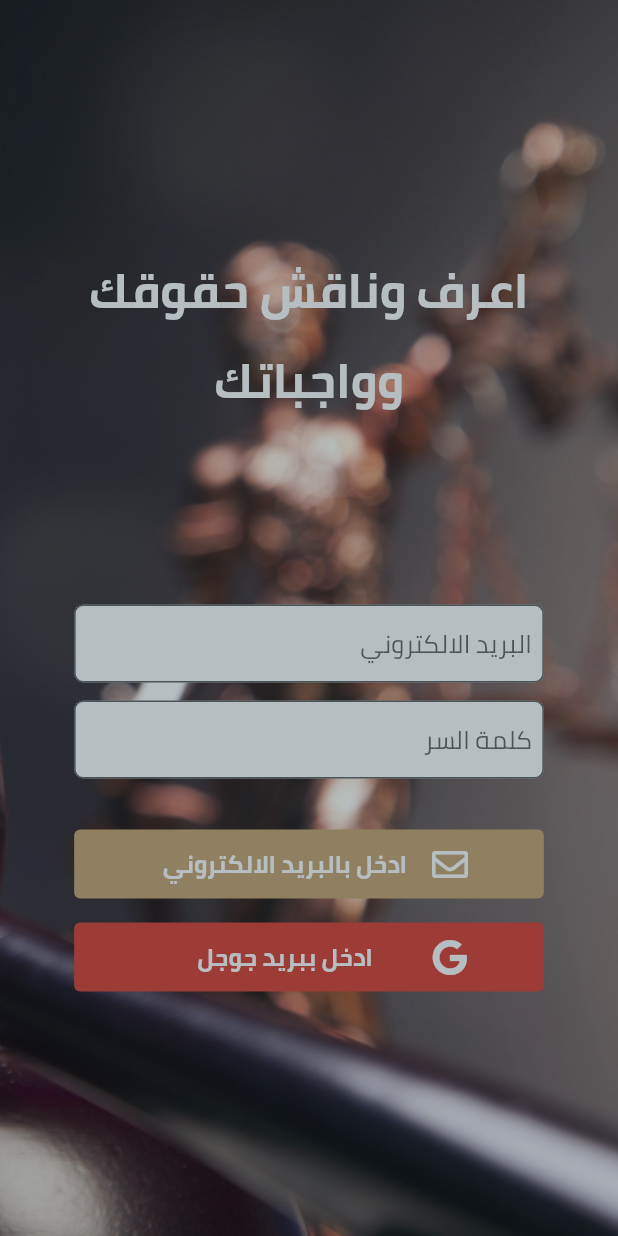
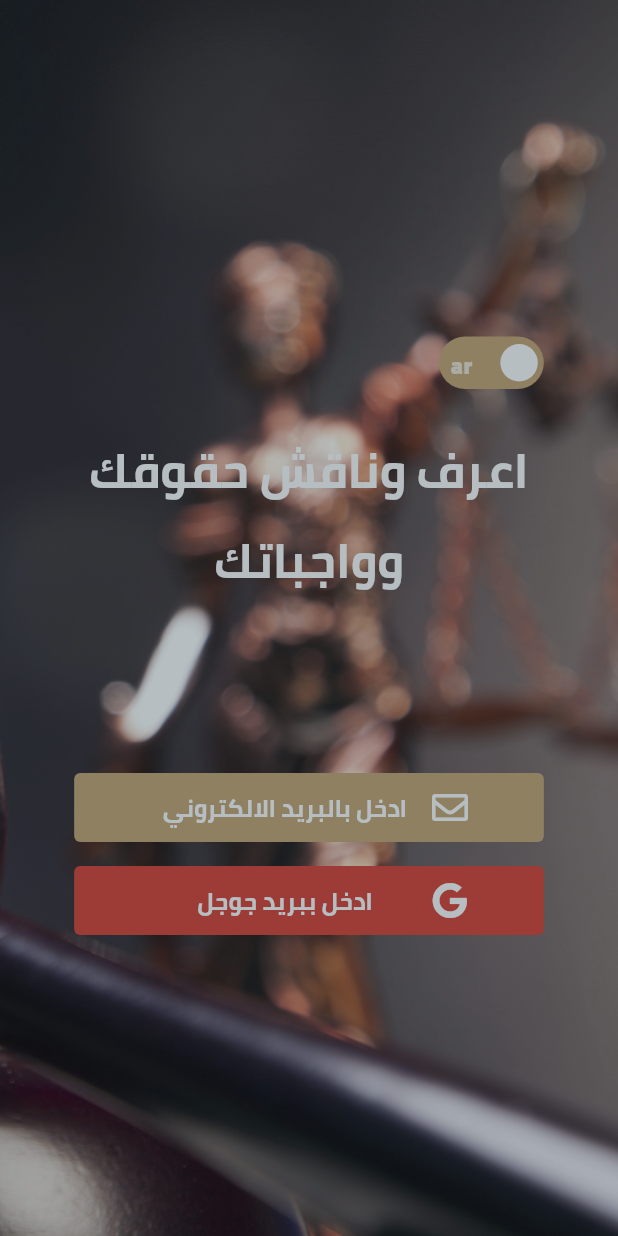
Before and after one commit to Ali-Elganzory/Lawgism, a Flutter app: the screen it shows after launch, on a phone screen of 412 x 824 dp. Run offline on Flutter 3.47's test engine with Material 2 defaults, Android fonts, the phone set to English and light mode, and no system bars; drawn by our look-alikes of flutter_switch; our stand-ins replace cached_network_image, cloud_firestore, firebase_auth, firebase_core, firebase_storage, font_awesome_flutter and 4 more; accounts and stored records are empty.

Commit message:
Finished App

```diff
--- a/lib/Controllers/locale_controller.dart
+++ b/lib/Controllers/locale_controller.dart
@@ -27,13 +27,13 @@ class LocaleController with ChangeNotifier {
 
   // BottomNavigationBarLabels
   static List<String> get bottomNavigationBarLabels =>
-      [lawsLabel, discussionLabel, messagesLabel, profileLabel];
+      [lawsLabel, discussionLabel, /* messagesLabel, */ profileLabel];
   static String get lawsLabel =>
       (_textValues[_currentLocale.languageCode]!)['Laws'] ?? '';
   static String get discussionLabel =>
       (_textValues[_currentLocale.languageCode]!)['Discussion'] ?? '';
-  static String get messagesLabel =>
-      (_textValues[_currentLocale.languageCode]!)['Messages'] ?? '';
+  // static String get messagesLabel =>
+  //     (_textValues[_currentLocale.languageCode]!)['Messages'] ?? '';
   static String get profileLabel =>
       (_textValues[_currentLocale.languageCode]!)['Profile'] ?? '';
 
@@ -75,6 +75,11 @@ class LocaleController with ChangeNotifier {
       'Submit': 'Submit',
       'Asked on ': 'Asked on ',
       'Answers': 'Answers',
+      'Answer': 'Answer',
+      'New Answer': 'New Answer',
+      'Write your answer...': 'Write your answer...',
+      'Answered on': 'Answered on',
+      'Unnamed': 'Unnamed',
     },
     'ar': {
       'Know your Rights and Responsibilities': 'اعرف وناقش حقوقك وواجباتك',
@@ -112,6 +117,11 @@ class LocaleController with ChangeNotifier {
       'Submit': 'ابعت',
       'Asked on ': 'سُؤِلَ في ',
       'Answers': 'أجوبة',
+      'Answer': 'إجابة',
+      'New Answer': 'إجابة جديدة',
+      'Write your answer...': 'اكتب إجابتك هنا...',
+      'Answered on': 'جاوب في',
+      'Unnamed': 'بدون اسم',
     }
   };
 }
--- a/lib/Controllers/navigation_controller.dart
+++ b/lib/Controllers/navigation_controller.dart
@@ -22,7 +22,7 @@ class NavigationController with ChangeNotifier {
   final List<Widget> _pages = [
     LawsPage(),
     DiscussionPage(),
-    LawsPage(),
+    // LawsPage(),
     ProfilePage(),
   ];
 
@@ -61,7 +61,7 @@ class NavigationController with ChangeNotifier {
   static const List<Icon> _navBarIcons = [
     Icon(FontAwesomeIcons.balanceScale),
     Icon(Icons.chat_outlined),
-    Icon(FontAwesomeIcons.envelope),
+    // Icon(FontAwesomeIcons.envelope),
     Icon(Icons.person_outline),
   ];
 
--- a/lib/Utils/validators/email_validator.dart
+++ b/lib/Utils/validators/email_validator.dart
@@ -1,5 +1,5 @@
-String? validateEmail(String email) {
-  if (email.isEmpty) return "* required";
+String? validateEmail(String? email) {
+  if (email == null || email.isEmpty) return "* required";
   if (!email.contains('@')) return "Please, enter a valid email.";
   if (email.lastIndexOf('@') > email.lastIndexOf('.'))
     return "Please, enter a valid email.";
--- a/lib/Views/auth_page/auth_page.dart
+++ b/lib/Views/auth_page/auth_page.dart
@@ -1,10 +1,13 @@
 import 'package:flutter/material.dart';
 
+import 'package:provider/provider.dart';
+import 'package:flutter_switch/flutter_switch.dart';
 import 'package:font_awesome_flutter/font_awesome_flutter.dart';
-import 'package:lawgism/Controllers/auth_controller.dart';
 
 import 'package:lawgism/Controllers/locale_controller.dart';
-import 'package:provider/provider.dart';
+import 'package:lawgism/Controllers/auth_controller.dart';
+import 'package:lawgism/Utils/validators/email_validator.dart';
+import 'package:lawgism/Utils/validators/password_validator.dart';
 
 class AuthPage extends StatefulWidget {
   static const routeName = "/Auth";
@@ -14,19 +17,24 @@ class AuthPage extends StatefulWidget {
 }
 
 class _AuthPageState extends State<AuthPage> {
-  static const double maxFormHeight = 120;
-  double formHeight = 120;
+  static const double maxFormHeight = 180;
+  double formHeight = 0;
+
+  final GlobalKey<FormState> _formKey = GlobalKey<FormState>();
 
   @override
   Widget build(BuildContext context) {
     final Size sz = MediaQuery.of(context).size;
+    final double sh = sz.height;
     final double sw = sz.width;
 
     final AuthController _authController =
         Provider.of<AuthController>(context, listen: false);
 
     return Scaffold(
-      body: Container(
+      body: SingleChildScrollView(
+        child: Container(
+          height: sh,
           decoration: BoxDecoration(
             image: DecorationImage(
               image: AssetImage("assets/images/justice_cover.jpg"),
@@ -43,6 +51,27 @@ class _AuthPageState extends State<AuthPage> {
               mainAxisAlignment: MainAxisAlignment.center,
               crossAxisAlignment: CrossAxisAlignment.center,
               children: [
+                Row(
+                  children: [
+                    Container(
+                      height: 0.1 * sh,
+                      child: FlutterSwitch(
+                        value: LocaleController.isArabic,
+                        onToggle: (bool v) {
+                          Provider.of<LocaleController>(context, listen: false)
+                              .switchLocale();
+                        },
+                        activeText: "ar",
+                        inactiveText: "en",
+                        showOnOff: true,
+                        activeColor: Theme.of(context).accentColor,
+                        inactiveColor: Theme.of(context).accentColor,
+                        padding: 4,
+                        valueFontSize: 16,
+                      ),
+                    ),
+                  ],
+                ),
                 Text(
                   "Know your Rights and Responsibilities".tr,
                   textAlign: TextAlign.center,
@@ -52,8 +81,8 @@ class _AuthPageState extends State<AuthPage> {
                     fontWeight: FontWeight.w700,
                   ),
                 ),
-              const SizedBox(
-                height: 120,
+                SizedBox(
+                  height: 0.1 * sh,
                 ),
                 AnimatedContainer(
                   height: formHeight,
@@ -63,9 +92,12 @@ class _AuthPageState extends State<AuthPage> {
                     duration: Duration(milliseconds: 700),
                     opacity: formHeight / maxFormHeight,
                     child: Form(
+                      key: _formKey,
                       child: Column(
                         children: [
                           TextFormField(
+                            controller: _authController.emailController,
+                            validator: validateEmail,
                             decoration: InputDecoration(
                               filled: true,
                               fillColor: Colors.white,
@@ -79,6 +111,9 @@ class _AuthPageState extends State<AuthPage> {
                           ),
                           const SizedBox(height: 12),
                           TextFormField(
+                            controller: _authController.passwordController,
+                            validator: validatePassword,
+                            obscureText: true,
                             decoration: InputDecoration(
                               filled: true,
                               fillColor: Colors.white,
@@ -96,12 +131,30 @@ class _AuthPageState extends State<AuthPage> {
                   ),
                 ),
                 const SizedBox(height: 30),
+                Selector<AuthController, bool>(
+                  selector: (_, con) => con.isSigningIn,
+                  builder: (_, isSigningIn, __) => Column(
+                    children: [
                       Container(
                         height: 46,
                         child: TextButton(
-                  onPressed: () {
+                          onPressed: isSigningIn
+                              ? null
+                              : () {
+                                  if (formHeight >= maxFormHeight) {
+                                    if (_formKey.currentState != null) {
+                                      if (_formKey.currentState!.validate()) {
+                                        _authController
+                                            .signInWithEmailAndPassword();
+                                      } else {
                                         setState(() {
-                      formHeight = (maxFormHeight - formHeight);
+                                          // formHeight = 1.5 * maxFormHeight;
+                                        });
+                                      }
+                                    }
+                                  }
+                                  setState(() {
+                                    formHeight = maxFormHeight;
                                   });
                                 },
                           child: Row(
@@ -117,23 +170,24 @@ class _AuthPageState extends State<AuthPage> {
                                 alignment: Alignment.center,
                                 child: Text(
                                   "Sign in with Email".tr,
-                          style: TextStyle(color: Colors.white, fontSize: 16),
+                                  style: TextStyle(
+                                      color: Colors.white, fontSize: 16),
                                 ),
                               ),
                             ],
                           ),
                           style: TextButton.styleFrom(
-                    backgroundColor: Theme.of(context).accentColor,
+                            backgroundColor: isSigningIn
+                                ? Colors.grey
+                                : Theme.of(context).accentColor,
                           ),
                         ),
                       ),
                       const SizedBox(height: 16),
-              Selector<AuthController, bool>(
-                selector: (_, con) => con.isLoading,
-                builder: (_, isLoading, __) => Container(
+                      Container(
                         height: 46,
                         child: TextButton(
-                    onPressed: isLoading
+                          onPressed: isSigningIn
                               ? null
                               : () {
                                   _authController.signInWithGoogle();
@@ -151,20 +205,25 @@ class _AuthPageState extends State<AuthPage> {
                                 width: 180,
                                 child: Text(
                                   "Sign in with Google".tr,
-                            style: TextStyle(color: Colors.white, fontSize: 16),
+                                  style: TextStyle(
+                                      color: Colors.white, fontSize: 16),
                                 ),
                               ),
                             ],
                           ),
                           style: TextButton.styleFrom(
-                      backgroundColor: Color(0xFFDB4437),
-                    ),
+                            backgroundColor:
+                                isSigningIn ? Colors.grey : Color(0xFFDB4437),
                           ),
                         ),
                       ),
                     ],
                   ),
                 ),
+              ],
+            ),
+          ),
+        ),
       ),
     );
   }
--- a/lib/Views/home_page.dart
+++ b/lib/Views/home_page.dart
@@ -35,7 +35,11 @@ class NavigationBar extends StatelessWidget {
     return Consumer<NavigationController>(
       builder: (ctx, navProvider, ch) {
         return BottomNavigationBar(
-          items: [0, 1, 2, 3]
+          items: [
+            0,
+            1,
+            2, /*3*/
+          ]
               .map(
                 (index) => BottomNavigationBarItem(
                   backgroundColor: Colors.white,
```
Also changed, not shown: lib/Components/AvatarImage.dart (added, +34 -0 lines), lib/Controllers/auth_controller.dart (+48 -5 lines), lib/Controllers/discussion_controller.dart (+28 -2 lines), lib/Views/discussion_page/answer_tile.dart (added, +112 -0 lines), lib/Views/discussion_page/new_answer_page.dart (added, +121 -0 lines), lib/Views/discussion_page/question_page.dart (added, +152 -0 lines), lib/Views/discussion_page/question_tile.dart (+8 -1 lines), lib/Views/profile_page/profile_page.dart (+10 -4 lines), lib/router.dart (+13 -0 lines), 1 other file. Lines whose indentation alone changed are shown as unchanged.
